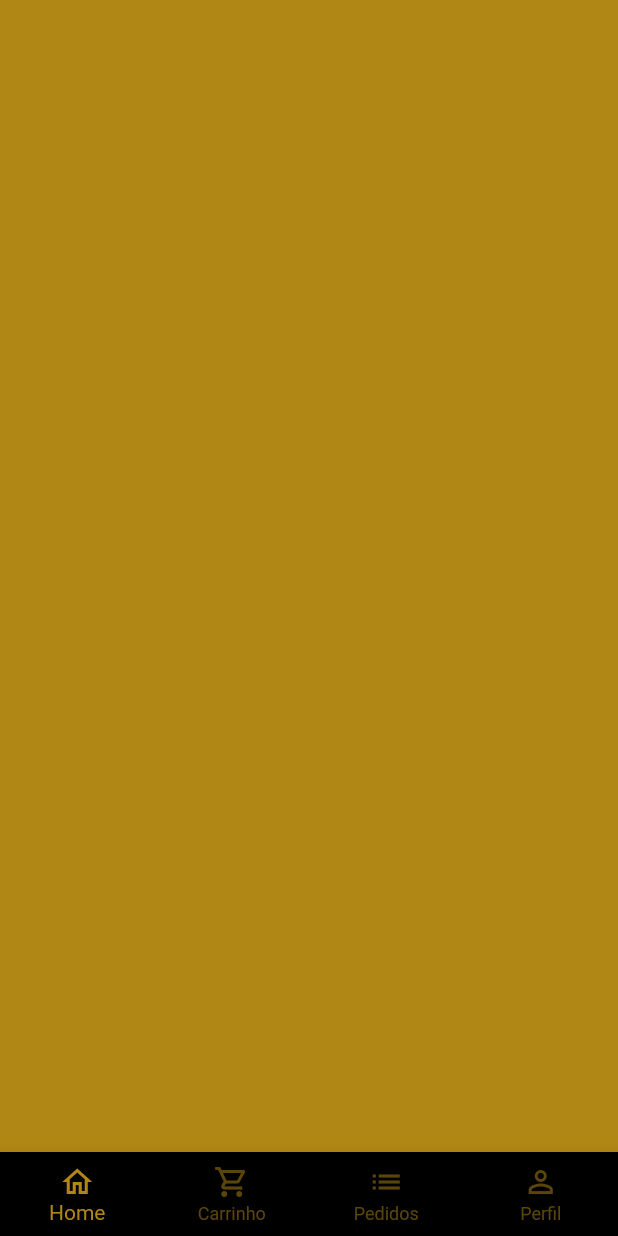
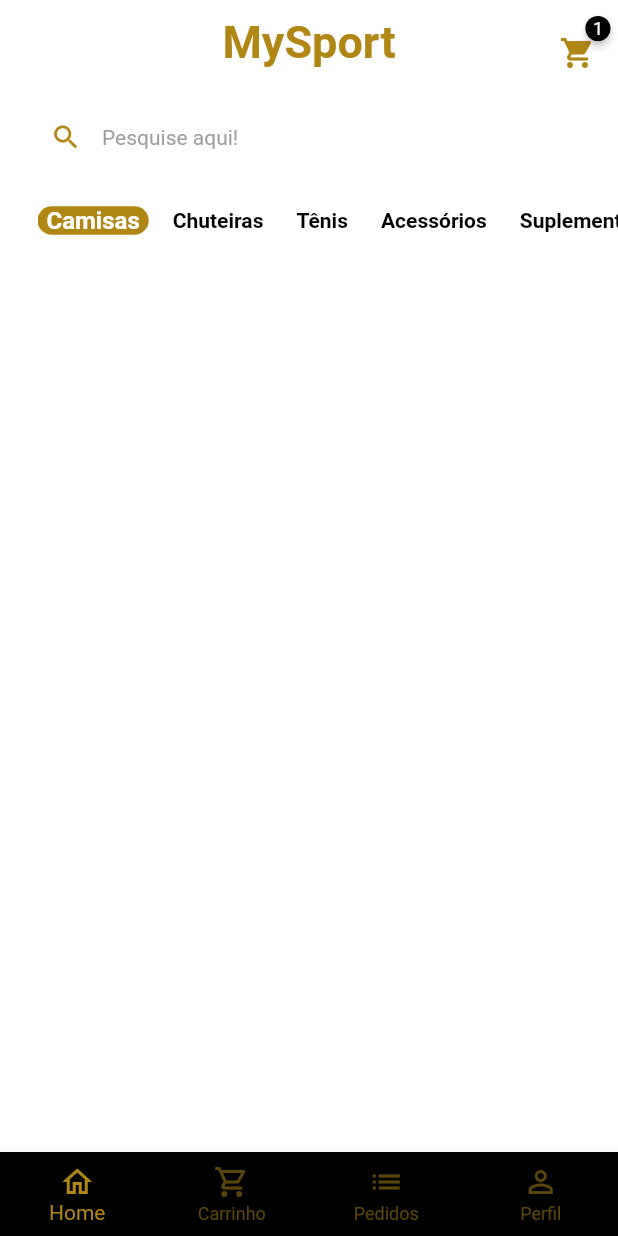
Before and after one commit to ValterNoleto/My_Sport, a Flutter app: the screen it shows after launch, after a tap on "Entrar", on a phone screen of 412 x 824 dp. Run offline on Flutter 3.47's test engine with Material 2 defaults, Android fonts, the phone set to English and light mode, and no system bars; drawn by our look-alikes of badges; our stand-ins replace animated_text_kit, mask_text_input_formatter.

Commit message:
home tab screen wip

```diff
--- a/lib/main.dart
+++ b/lib/main.dart
@@ -16,6 +16,7 @@
       title: 'Flutter Demo',
       theme: ThemeData(
         primarySwatch: CustomColors.customSwatchColor,
+        scaffoldBackgroundColor: Colors.white.withAlpha(190),
       ),
       debugShowCheckedModeBanner: false,
       home: const SignInScreen(),
--- a/lib/src/auth/sign_in_screen.dart
+++ b/lib/src/auth/sign_in_screen.dart
@@ -14,7 +14,7 @@ class SignInScreen extends StatelessWidget {
     final size = MediaQuery.of(context).size;
 
     return Scaffold(
-      backgroundColor: CustomColors.customSwatchColor,
+      backgroundColor: CustomColors.customConstractColor,
       body: SingleChildScrollView(
         child: SizedBox(
           height: size.height,
@@ -26,23 +26,23 @@ class SignInScreen extends StatelessWidget {
                   mainAxisAlignment: MainAxisAlignment.center,
                   children: [
                     //App name
-                    const Text.rich(
+                    Text.rich(
                       TextSpan(
-                        style: TextStyle(
+                        style: const TextStyle(
                           fontSize: 40,
                         ),
                         children: [
                           TextSpan(
                             text: 'My',
                             style: TextStyle(
-                              color: Colors.white,
+                              color: CustomColors.customSwatchColor,
                               fontWeight: FontWeight.bold,
                             ),
                           ),
                           TextSpan(
                             text: 'Sport',
                             style: TextStyle(
-                              color: Colors.black,
+                              color: CustomColors.customSwatchColor,
                               fontWeight: FontWeight.bold,
                             ),
                           ),
@@ -54,22 +54,22 @@ class SignInScreen extends StatelessWidget {
                     SizedBox(
                       height: 30,
                       child: DefaultTextStyle(
-                        style: const TextStyle(
+                        style: TextStyle(
                           fontSize: 18,
                           fontWeight: FontWeight.bold,
-                          color: Colors.white,
+                          color: CustomColors.customSwatchColor,
                         ),
                         child: AnimatedTextKit(
                           pause: Duration.zero,
                           repeatForever: true,
                           animatedTexts: [
-                            FadeAnimatedText('Futebol'),
-                            FadeAnimatedText('Futsal'),
-                            FadeAnimatedText('Basquete'),
-                            FadeAnimatedText('Vôlei'),
+                            FadeAnimatedText('Camisas'),
+                            FadeAnimatedText('Chuteiras'),
                             FadeAnimatedText('Tênis'),
-                            FadeAnimatedText('UFC'),
-                            FadeAnimatedText('ESports'),
+                            FadeAnimatedText('Acessórios'),
+                            FadeAnimatedText('O que você precisar'),
+                            FadeAnimatedText('É aqui'),
+                            FadeAnimatedText('Na MySports!'),
                             FadeAnimatedText('Tudo em um só lugar!'),
                           ],
                         ),
--- a/lib/src/base/base_screen.dart
+++ b/lib/src/base/base_screen.dart
@@ -1,5 +1,6 @@
 import 'package:flutter/material.dart';
 import 'package:my_sport/src/config/custom_colors.dart';
+import 'package:my_sport/src/home/home_tab.dart';
 
 class BaseScreen extends StatefulWidget {
   const BaseScreen({Key? key}) : super(key: key);
@@ -19,6 +20,9 @@ class _BaseScreenState extends State<BaseScreen> {
         physics: const NeverScrollableScrollPhysics(),
         controller: pageController,
         children: [
+          HomeTab(),
+          Container(color: CustomColors.customSwatchColor),
+          Container(color: CustomColors.customSwatchColor),
           Container(color: CustomColors.customSwatchColor),
         ],
       ),
@@ -33,7 +37,7 @@ class _BaseScreenState extends State<BaseScreen> {
           });
         },
         type: BottomNavigationBarType.fixed,
-        backgroundColor: Colors.black,
+        backgroundColor: CustomColors.customConstractColor,
         selectedItemColor: CustomColors.customSwatchColor,
         unselectedItemColor: CustomColors.customSwatchColor.withAlpha(130),
         items: const [
--- /dev/null
+++ b/lib/src/home/components/category_tile.dart
@@ -0,0 +1,45 @@
+import 'package:flutter/material.dart';
+import 'package:my_sport/src/config/custom_colors.dart';
+
+class CategoryTile extends StatelessWidget {
+  const CategoryTile({
+    Key? key,
+    required this.category,
+    required this.isSelected,
+    required this.onPressed,
+  }) : super(key: key);
+
+  final String category;
+  final bool isSelected;
+  final VoidCallback onPressed;
+
+  @override
+  Widget build(BuildContext context) {
+    return GestureDetector(
+      onTap: onPressed,
+      child: Align(
+        alignment: Alignment.center,
+        child: Container(
+          padding: const EdgeInsets.symmetric(
+            horizontal: 6,
+          ),
+          decoration: BoxDecoration(
+            borderRadius: BorderRadius.circular(10),
+            color: isSelected
+                ? CustomColors.customSwatchColor
+                : Colors.transparent,
+          ),
+          child: Text(
+            category,
+            style: TextStyle(
+              color:
+                  isSelected ? Colors.white : CustomColors.customConstractColor,
+              fontSize: isSelected ? 16 : 14,
+              fontWeight: FontWeight.bold,
+            ),
+          ),
+        ),
+      ),
+    );
+  }
+}
--- /dev/null
+++ b/lib/src/home/home_tab.dart
@@ -0,0 +1,141 @@
+import 'package:badges/badges.dart';
+import 'package:flutter/material.dart';
+import 'package:my_sport/src/config/custom_colors.dart';
+import 'components/category_tile.dart';
+
+class HomeTab extends StatefulWidget {
+  HomeTab({Key? key}) : super(key: key);
+
+  @override
+  State<HomeTab> createState() => _HomeTabState();
+}
+
+class _HomeTabState extends State<HomeTab> {
+  List<String> categories = [
+    'Camisas',
+    'Chuteiras',
+    'Tênis',
+    'Acessórios',
+    'Suplementos',
+  ];
+
+  String selectedCategory = 'Camisas';
+
+  @override
+  Widget build(BuildContext context) {
+    return Scaffold(
+      //App Bar
+      appBar: AppBar(
+        backgroundColor: Colors.transparent,
+        elevation: 0,
+        centerTitle: true,
+        title: Text.rich(
+          TextSpan(
+            style: const TextStyle(
+              fontSize: 30,
+              fontWeight: FontWeight.bold,
+            ),
+            children: [
+              TextSpan(
+                  text: 'My',
+                  style: TextStyle(
+                    color: CustomColors.customSwatchColor,
+                  )),
+              TextSpan(
+                text: 'Sport',
+                style: TextStyle(color: CustomColors.customSwatchColor),
+              ),
+            ],
+          ),
+        ),
+        actions: [
+          Padding(
+            padding: const EdgeInsets.only(
+              top: 15,
+              right: 15,
+            ),
+            child: GestureDetector(
+              onTap: () {},
+              child: Badge(
+                badgeColor: CustomColors.customConstractColor,
+                badgeContent: const Text(
+                  '1',
+                  style: TextStyle(
+                    color: Colors.white,
+                    fontSize: 12,
+                  ),
+                ),
+                child: Icon(
+                  Icons.shopping_cart,
+                  color: CustomColors.customSwatchColor,
+                ),
+              ),
+            ),
+          ),
+        ],
+      ),
+
+      body: Column(
+        children: [
+          //Research Field
+          Padding(
+            padding: const EdgeInsets.symmetric(
+              horizontal: 20,
+              vertical: 10,
+            ),
+            child: TextFormField(
+              decoration: InputDecoration(
+                filled: true,
+                fillColor: Colors.white,
+                isDense: true,
+                hintText: 'Pesquise aqui!',
+                hintStyle: TextStyle(
+                  color: Colors.grey.shade500,
+                  fontSize: 14,
+                ),
+                prefixIcon: Icon(
+                  Icons.search,
+                  color: CustomColors.customSwatchColor,
+                  size: 21,
+                ),
+                border: OutlineInputBorder(
+                  borderRadius: BorderRadius.circular(60),
+                  borderSide: const BorderSide(
+                    width: 0,
+                    style: BorderStyle.none,
+                  ),
+                ),
+              ),
+            ),
+          ),
+
+          //Categories
+          Container(
+            padding: const EdgeInsets.only(left: 25),
+            height: 40,
+            child: ListView.separated(
+              scrollDirection: Axis.horizontal,
+              itemBuilder: (_, index) {
+                return CategoryTile(
+                  onPressed: () {
+                    setState(() {
+                      selectedCategory = categories[index];
+                    });
+                  },
+                  category: categories[index],
+                  isSelected: categories[index] == selectedCategory,
+                );
+              },
+              separatorBuilder: (_, index) => const SizedBox(
+                width: 10,
+              ),
+              itemCount: categories.length,
+            ),
+          )
+
+          //Grid
+        ],
+      ),
+    );
+  }
+}
--- a/pubspec.yaml
+++ b/pubspec.yaml
@@ -35,6 +35,7 @@ dependencies:
   cupertino_icons: ^1.0.2
   animated_text_kit: ^4.2.2
   mask_text_input_formatter: ^2.3.0
+  badges: ^2.0.3
 
 dev_dependencies:
   flutter_test:
```
Also changed, not shown: pubspec.lock.
